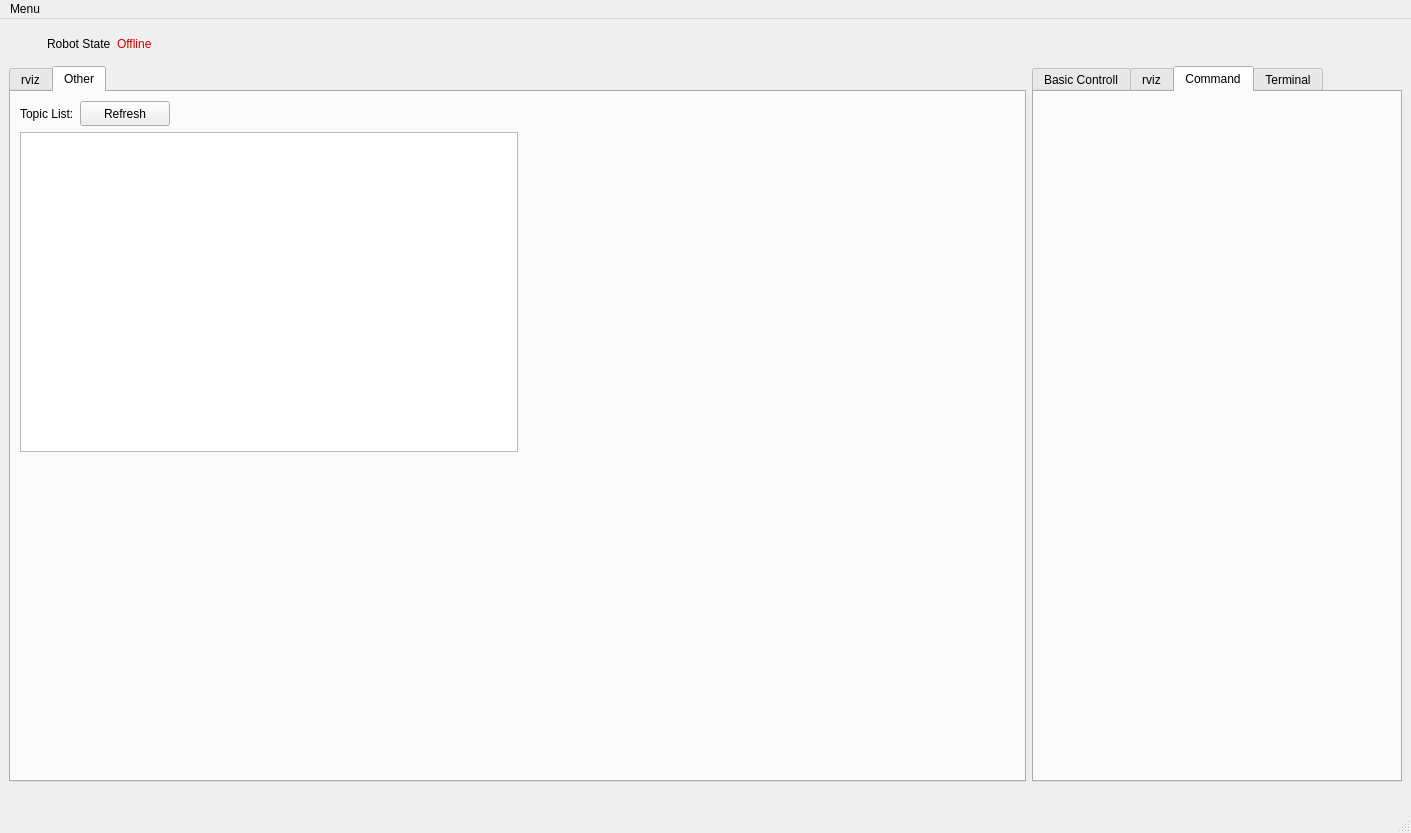
First picture: the form in src/Ros_Qt5_Gui_App/ui/main_window.ui, repository chingchunw/interface_qt, before the edit.
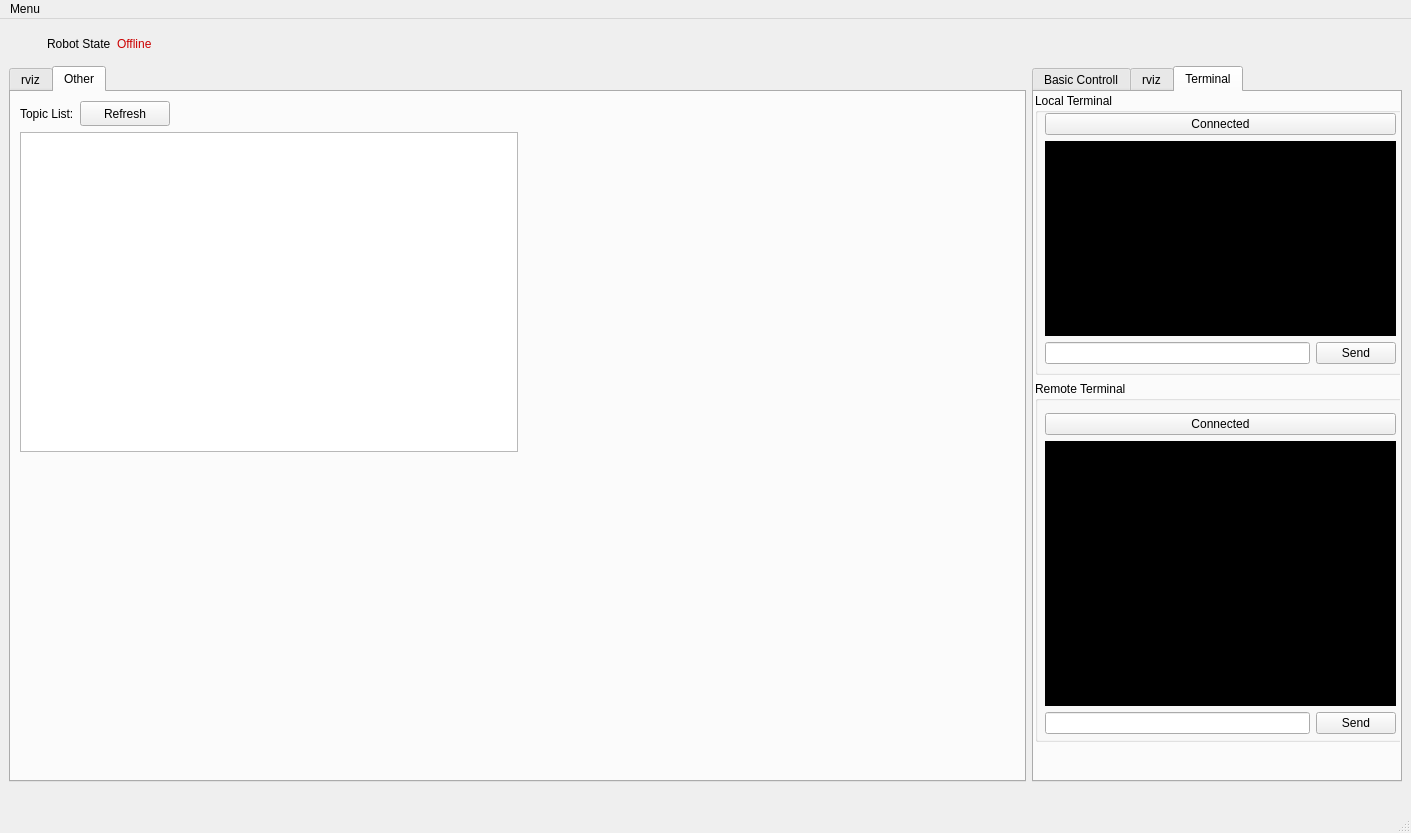
Second picture: the form after the edit. Icons and pictures are not drawn.

Commit message: Delete Page Command

What changed in the file:
```diff
--- a/src/Ros_Qt5_Gui_App/ui/main_window.ui
+++ b/src/Ros_Qt5_Gui_App/ui/main_window.ui
@@ -667,20 +667,6 @@
             </item>
            </layout>
           </widget>
-          <widget class="QWidget" name="tab_4">
-           <attribute name="title">
-            <string>Command</string>
-           </attribute>
-           <layout class="QVBoxLayout" name="verticalLayout_18">
-            <item>
-             <layout class="QVBoxLayout" name="verticalLayout_17">
-              <item>
-               <layout class="QHBoxLayout" name="horizontalLayout_13"/>
-              </item>
-             </layout>
-            </item>
-           </layout>
-          </widget>
           <widget class="QWidget" name="tab_2">
            <attribute name="title">
             <string>Terminal</string>
```
